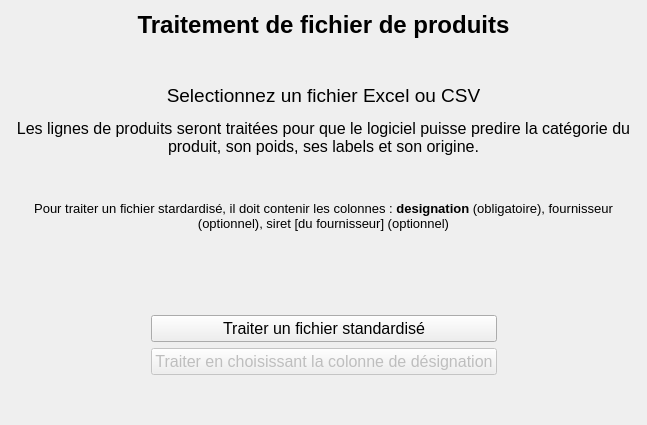
Before: the Qt Designer form gui/Traitement_selecteur.ui in WallaceVBB/EpiData, drawn with Qt 5.
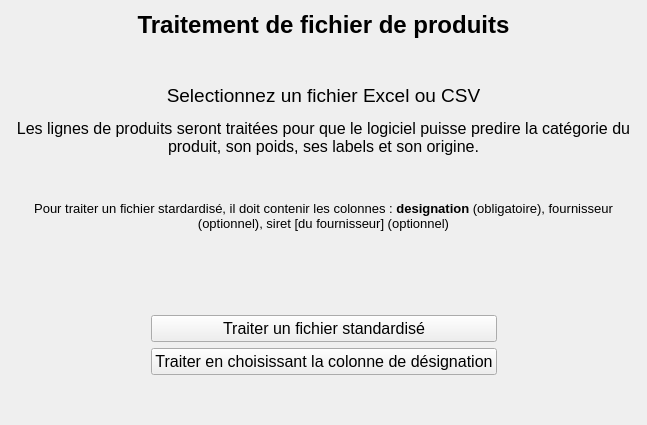
After: the same form once the commit is applied.

```diff
--- a/gui/Traitement_selecteur.ui
+++ b/gui/Traitement_selecteur.ui
@@ -118,7 +118,7 @@
      <item row="1" column="1">
       <widget class="QPushButton" name="b_Traitement_Choix">
        <property name="enabled">
-        <bool>false</bool>
+        <bool>true</bool>
        </property>
        <property name="text">
         <string>Traiter en choisissant la colonne de désignation</string>
```
